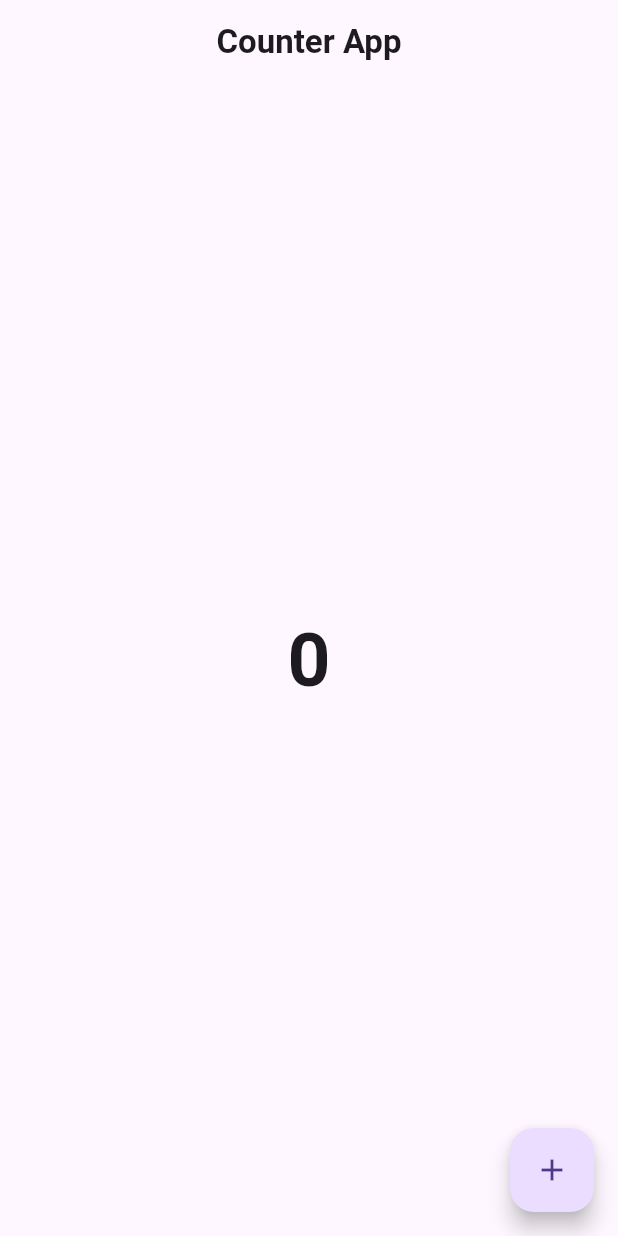
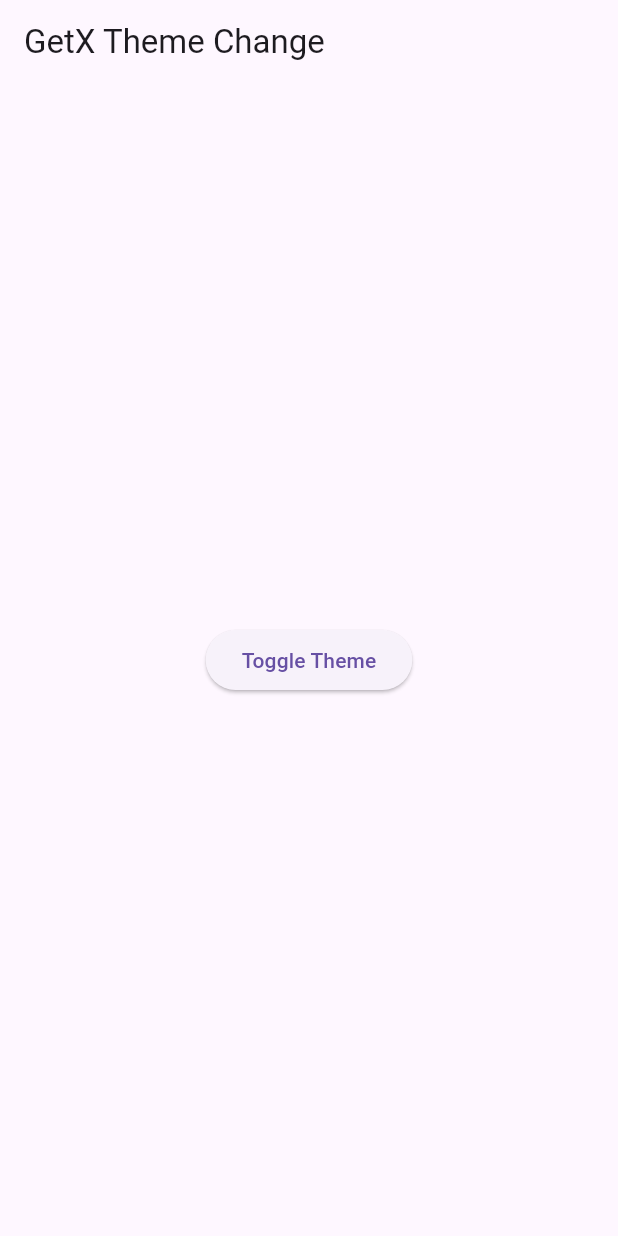
Before and after one commit to Drashtipatel296/counter_app_with_getx, a Flutter app: the screen it shows after launch, on a phone screen of 412 x 824 dp. Run offline on Flutter 3.47's test engine with Material 3 defaults, Android fonts, the phone set to English and light mode, and no system bars; our stand-ins replace get.

Commit message:
17-07-2024

```diff
--- /dev/null
+++ b/lib/controller/theme_controller.dart
@@ -0,0 +1,11 @@
+import 'package:flutter/material.dart';
+import 'package:get/get.dart';
+
+class ThemeController extends GetxController{
+  var isDark = false.obs;
+
+  void toggleTheme(){
+    isDark.value = !isDark.value;
+    Get.changeTheme(isDark.value ? ThemeData.dark() : ThemeData.light());
+  }
+}
--- a/lib/main.dart
+++ b/lib/main.dart
@@ -1,6 +1,10 @@
-import 'package:counter_app_with_getx/view/counter_screen.dart';
+import 'package:counter_app_with_getx/view/change_theme.dart';
+import 'package:counter_app_with_getx/view/navigation_screen.dart';
 import 'package:flutter/material.dart';
 import 'package:get/get.dart';
+import 'package:get/get_navigation/get_navigation.dart';
+
+import 'controller/theme_controller.dart';
 
 void main(){
   runApp(const MyApp());
@@ -11,9 +15,17 @@ class MyApp extends StatelessWidget {
 
   @override
   Widget build(BuildContext context) {
-    return GetMaterialApp(
-      debugShowCheckedModeBanner: false,
-      home: CounterScreen(),
-    );
+    final ThemeController themeController = Get.put(ThemeController());
+    return Obx(() {
+      return GetMaterialApp(
+        debugShowCheckedModeBanner: false,
+        home: const ChangeTheme(),
+        theme: themeController.isDark.value ? ThemeData.dark() : ThemeData.light(),
+        getPages: [
+          GetPage(name: '/first', page: () => const NavigationScreen(),),
+          GetPage(name: '/second', page: () => const SecondScreen(),transition: Transition.zoom),
+        ],
+      );
+    });
   }
 }
--- /dev/null
+++ b/lib/view/change_theme.dart
@@ -0,0 +1,27 @@
+import 'package:counter_app_with_getx/controller/theme_controller.dart';
+import 'package:flutter/material.dart';
+import 'package:get/get.dart';
+
+class ChangeTheme extends StatelessWidget {
+  const ChangeTheme({super.key});
+
+  @override
+  Widget build(BuildContext context) {
+
+    final ThemeController themeController = Get.find();
+
+    return Scaffold(
+      appBar: AppBar(
+        title: Text('GetX Theme Change'),
+      ),
+      body: Center(
+        child: ElevatedButton(
+          onPressed: () {
+            themeController.toggleTheme();
+          },
+          child: Text('Toggle Theme'),
+        ),
+      ),
+    );
+  }
+}
```
Also changed, not shown: lib/view/navigation_screen.dart (added, +53 -0 lines).
